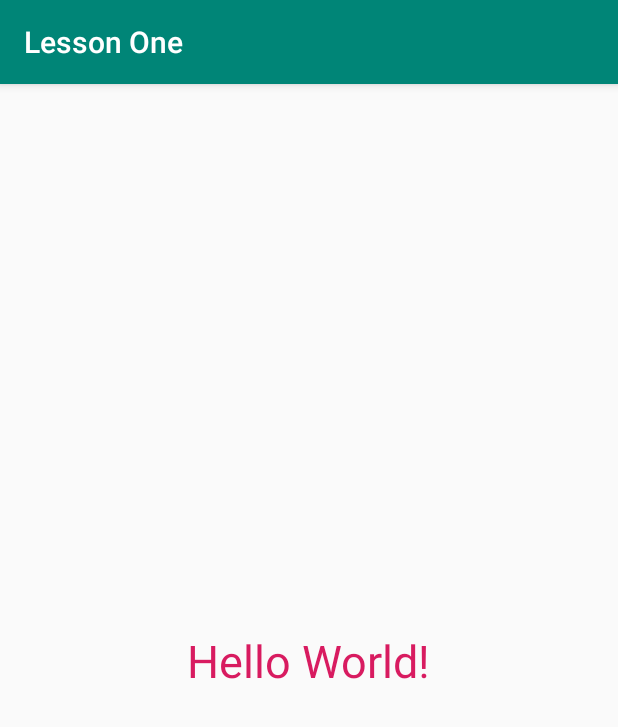
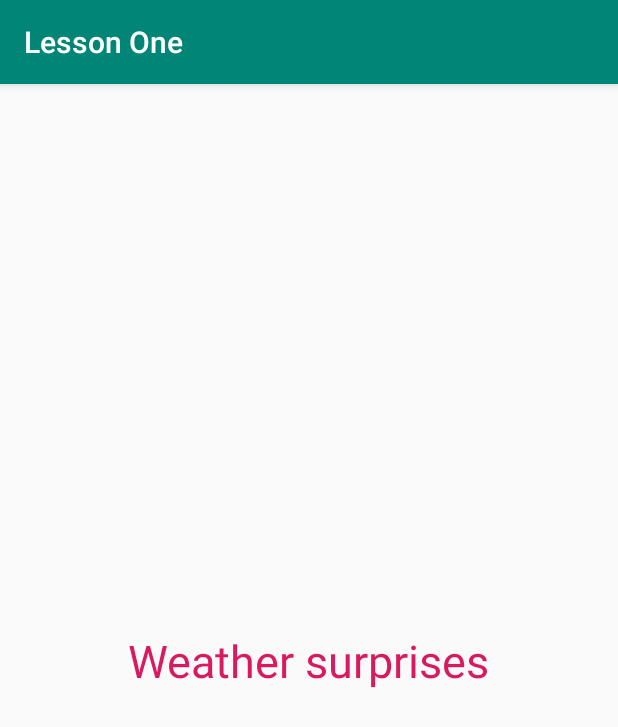
Before and after one commit to siporqueno/android1, an Android app: the screen it shows after launch (MainActivity), on a phone screen of 412 x 824 dp. Shown: the top 727 px of the screen. Run offline under Robolectric (Android 15) with nearby library versions, the light colour scheme and no system bars.

Commit message:
Changed text to "Weather surprises" from "Hello World!"

```diff
--- a/app/src/main/res/values/strings.xml
+++ b/app/src/main/res/values/strings.xml
@@ -1,4 +1,4 @@
 <resources>
     <string name="app_name">Lesson One</string>
-    <string name="hello">Hello World!</string>
+    <string name="hello">Weather surprises</string>
 </resources>
```
